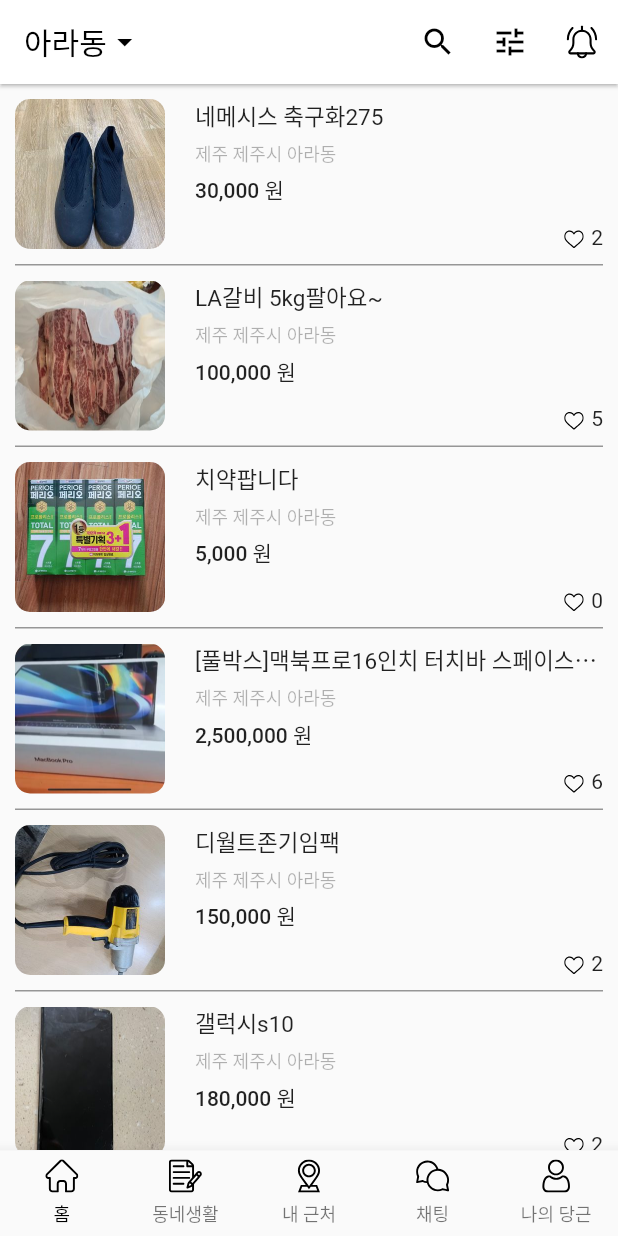
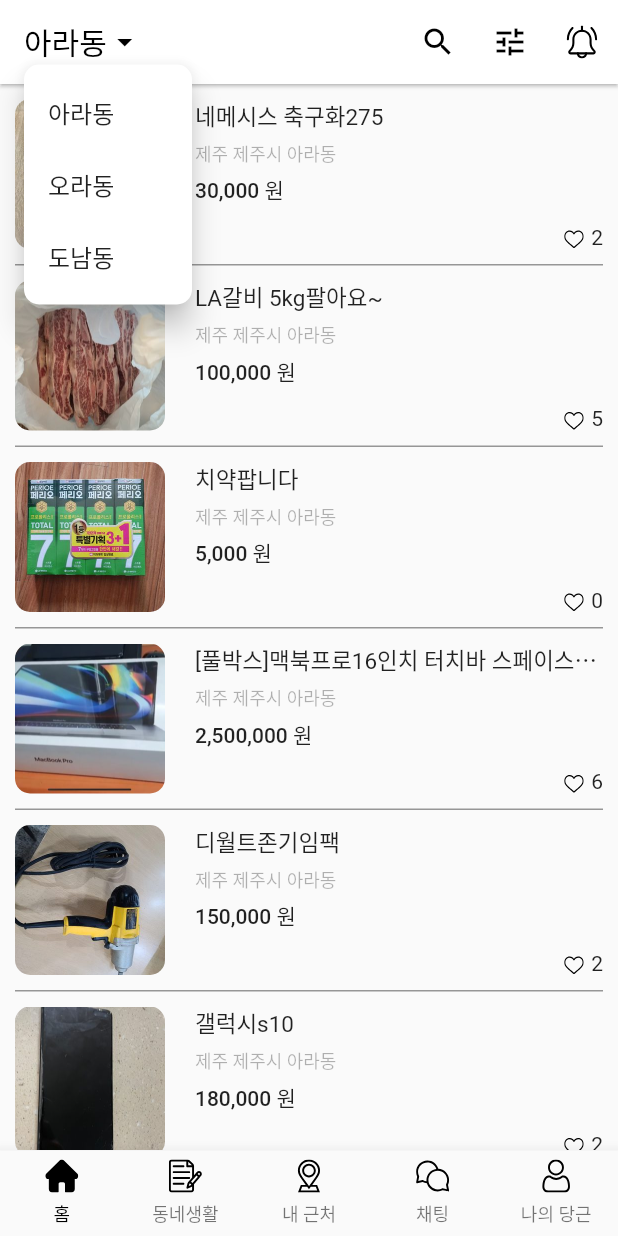
Before and after one commit to jhva/flutter, a Flutter app: the screen it shows after launch, after a tap on "아라동", on a phone screen of 412 x 824 dp. Run offline on Flutter 3.47's test engine with Material 2 defaults, Android fonts, the phone set to English and light mode, and no system bars; our stand-ins replace flutter_svg, get.

Commit message:
code refactor and selected PopupMenuBox add

```diff
--- a/carrot_market/lib/main.dart
+++ b/carrot_market/lib/main.dart
@@ -1,4 +1,4 @@
-import 'package:carrot_market/page/Home.dart';
+import 'package:carrot_market/page/app.dart';
 import 'package:flutter/material.dart';
 
 void main() {
@@ -16,7 +16,7 @@ class MyApp extends StatelessWidget {
         primaryColor: Colors.white,
         // colorScheme: ColorScheme.fromSeed(seedColor: Colors.deepPurple),
       ),
-      home: const Home(),
+      home: const App(),
     );
   }
 }
--- /dev/null
+++ b/carrot_market/lib/page/app.dart
@@ -0,0 +1,108 @@
+import 'package:flutter/material.dart';
+import 'package:flutter_svg/flutter_svg.dart';
+import 'package:intl/intl.dart';
+
+import 'home.dart';
+
+class App extends StatefulWidget {
+  const App({super.key});
+
+  @override
+  State<App> createState() => _AppState();
+}
+
+class _AppState extends State<App> {
+  late int _currentPageIdx;
+  @override
+  void initState() {
+    super.initState();
+    _currentPageIdx = 0;
+  }
+
+  BottomNavigationBarItem _bottomNavigationBarItem(
+      String iconName, String label) {
+    return BottomNavigationBarItem(
+        activeIcon: Padding(
+          padding: const EdgeInsets.only(bottom: 5),
+          child: SvgPicture.asset(
+            "assets/svg/${iconName}_on.svg",
+            width: 22,
+          ),
+        ),
+        icon: Padding(
+          padding: const EdgeInsets.only(bottom: 5),
+          child: SvgPicture.asset(
+            "assets/svg/${iconName}_off.svg",
+            width: 22,
+          ),
+        ),
+        label: label);
+  }
+
+  Widget bottomNavigationBarWidget() {
+    return BottomNavigationBar(
+        type: BottomNavigationBarType.fixed, //애니메이션 타입 설정
+        onTap: (int index) {
+          print(index);
+          setState(() {
+            _currentPageIdx = index; //애니메이션호과가 발동됨
+          });
+        },
+        currentIndex: _currentPageIdx,
+        selectedItemColor: Colors.black,
+        selectedFontSize: 12,
+        selectedLabelStyle: const TextStyle(color: Colors.black),
+        items: [
+          _bottomNavigationBarItem(
+            "home",
+            "홈",
+          ),
+          _bottomNavigationBarItem(
+            "notes",
+            "동네생활",
+          ),
+          _bottomNavigationBarItem(
+            "location",
+            "내 근처",
+          ),
+          _bottomNavigationBarItem(
+            "chat",
+            "채팅",
+          ),
+          _bottomNavigationBarItem(
+            "user",
+            "나의 당근",
+          ),
+        ]);
+  }
+
+  Widget bodyWidget() {
+    switch (_currentPageIdx) {
+      case 0:
+        return const Home();
+        break;
+      case 1:
+        return Container();
+        break;
+      case 2:
+        return Container();
+        break;
+      case 3:
+        return Container();
+        break;
+      case 4:
+        return Container();
+        break;
+    }
+
+    return Container();
+  }
+
+  @override
+  Widget build(BuildContext context) {
+    return Scaffold(
+      body: bodyWidget /**/ (),
+      bottomNavigationBar: bottomNavigationBarWidget(),
+    );
+  }
+}
--- a/carrot_market/lib/page/Home.dart
+++ b/carrot_market/lib/page/home.dart
@@ -1,5 +1,5 @@
 import 'package:flutter/material.dart';
-import 'package:flutter_svg/flutter_svg.dart';
+import 'package:flutter_svg/svg.dart';
 import 'package:intl/intl.dart';
 
 class Home extends StatefulWidget {
@@ -11,12 +11,23 @@ class Home extends StatefulWidget {
 
 class _HomeState extends State<Home> {
   List<Map<String, String>> datas = [];
+  late String currentLocation;
+  final Map<String, String> locationTypeToString = {
+    "ara": "아라동",
+    "ora": "오라동",
+    "donam": "도남동",
+  };
+  static final oCcy = new NumberFormat("#,###", "ko_KR");
+  String caclStringToWon(String price) {
+    return "${oCcy.format(int.parse(price))} 원";
+  }
 
-  late int _currentPageIdx;
   @override
   void initState() {
+    // TODO: implement initState
     super.initState();
-    _currentPageIdx = 0;
+
+    currentLocation = "ara";
     datas = [
       {
         "cid": "1",
@@ -107,17 +118,37 @@ class _HomeState extends State<Home> {
         onTap: () {
           print('클릭');
         },
-        child: const Row(
+        child: PopupMenuButton<String>(
+          offset: Offset(0, 30),
+          shape: ShapeBorder.lerp(
+              //팝업메뉴 border
+              RoundedRectangleBorder(borderRadius: BorderRadius.circular(10.0)),
+              RoundedRectangleBorder(borderRadius: BorderRadius.circular(10.0)),
+              1),
+          onSelected: (String selected) {
+            setState(() {
+              currentLocation = selected;
+            });
+          },
+          itemBuilder: (BuildContext context) {
+            return [
+              const PopupMenuItem(value: "ara", child: Text("아라동")),
+              const PopupMenuItem(value: "ora", child: Text("오라동")),
+              const PopupMenuItem(value: "donam", child: Text("도남동")),
+            ];
+          },
+          child: Row(
             children: [
               Text(
-              "아라동",
-              style: TextStyle(color: Colors.black),
+                locationTypeToString[currentLocation]!,
+                style: const TextStyle(color: Colors.black),
               ),
-            Icon(
+              const Icon(
                 Icons.arrow_drop_down,
                 color: Colors.black,
               ),
             ],
+          ),
         ),
       ),
       // 페이지이름
@@ -211,67 +242,11 @@ class _HomeState extends State<Home> {
     ); // 리스트 구분선
   }
 
-  static final oCcy = new NumberFormat("#,###", "ko_KR");
-  String caclStringToWon(String price) {
-    return "${oCcy.format(int.parse(price))} 원";
-  }
-
-  BottomNavigationBarItem _bottomNavigationBarItem(
-      String iconName, String label) {
-    return BottomNavigationBarItem(
-        icon: Padding(
-          padding: const EdgeInsets.only(bottom: 5),
-          child: SvgPicture.asset(
-            "assets/svg/${iconName}_off.svg",
-            width: 22,
-          ),
-        ),
-        label: label);
-  }
-
-  Widget bottomNavigationBarWidget() {
-    return BottomNavigationBar(
-        type: BottomNavigationBarType.fixed, //애니메이션 타입 설정
-        onTap: (int index) {
-          print(index);
-          setState(() {
-            _currentPageIdx = index; //애니메이션호과가 발동됨
-          });
-        },
-        currentIndex: _currentPageIdx,
-        selectedItemColor: Colors.black,
-        selectedFontSize: 12,
-        selectedLabelStyle: const TextStyle(color: Colors.black),
-        items: [
-          _bottomNavigationBarItem(
-            "home",
-            "홈",
-          ),
-          _bottomNavigationBarItem(
-            "notes",
-            "동네생활",
-          ),
-          _bottomNavigationBarItem(
-            "location",
-            "내 근처",
-          ),
-          _bottomNavigationBarItem(
-            "chat",
-            "채팅",
-          ),
-          _bottomNavigationBarItem(
-            "user",
-            "나의 당근",
-          ),
-        ]);
-  }
-
   @override
   Widget build(BuildContext context) {
     return Scaffold(
       appBar: appBarWidget(),
       body: bodyWidget(),
-      bottomNavigationBar: bottomNavigationBarWidget(),
     );
   }
 }
```
Lines whose indentation alone changed are shown as unchanged.
